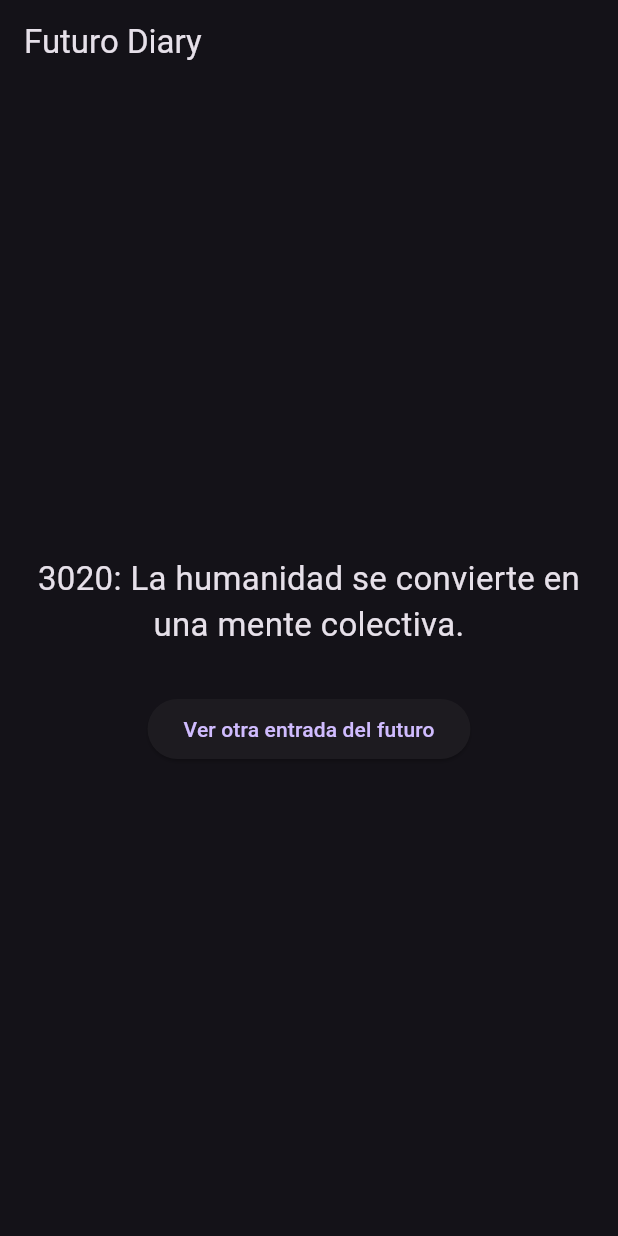
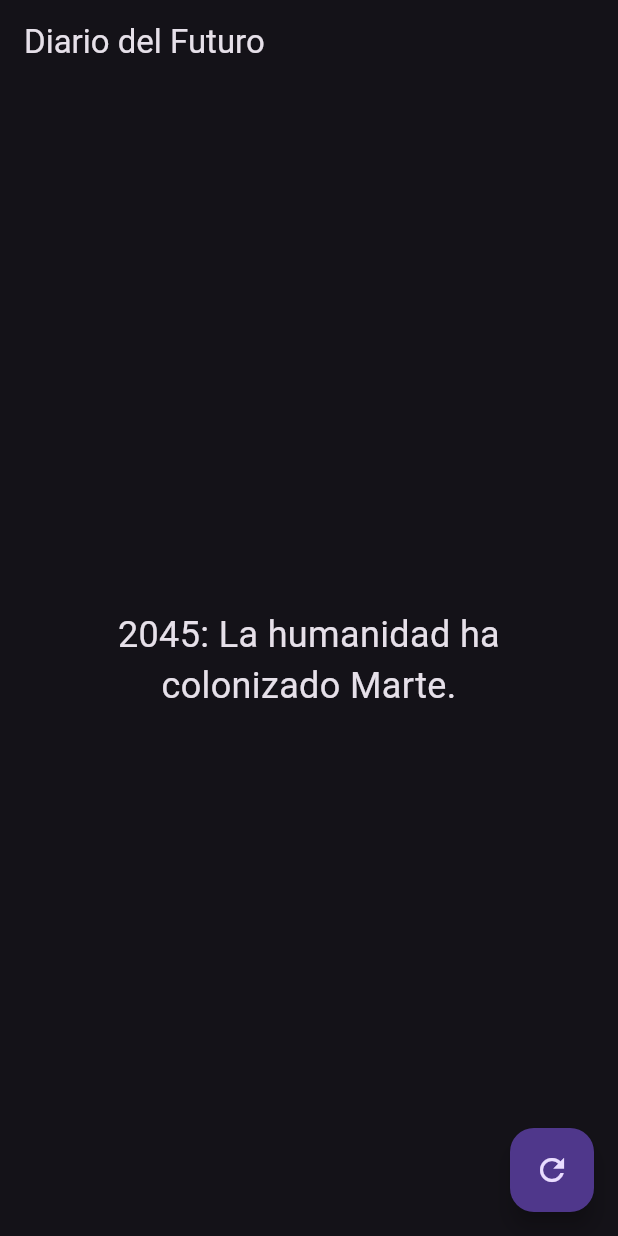
Before and after one commit to danyfusionadoklk/Futurediary, a Flutter app: the screen it shows after launch, on a phone screen of 412 x 824 dp. Run offline on Flutter 3.47's test engine with Material 3 defaults, Android fonts, the phone set to English and light mode, and no system bars.

Commit message:
Update main.dart

```diff
--- a/lib/main.dart
+++ b/lib/main.dart
@@ -2,71 +2,67 @@ import 'package:flutter/material.dart';
 import 'dart:math';
 
 void main() {
-  runApp(FuturoDiaryApp());
+  runApp(DiarioApp());
 }
 
-class FuturoDiaryApp extends StatelessWidget {
+class DiarioApp extends StatelessWidget {
   @override
   Widget build(BuildContext context) {
     return MaterialApp(
-      title: 'Futuro Diary',
+      title: 'Diario del Futuro',
       theme: ThemeData.dark(),
-      home: FuturoDiaryScreen(),
-      debugShowCheckedModeBanner: false,
+      home: DiarioFuturo(),
     );
   }
 }
 
-class FuturoDiaryScreen extends StatefulWidget {
+class DiarioFuturo extends StatefulWidget {
   @override
-  _FuturoDiaryScreenState createState() => _FuturoDiaryScreenState();
+  _DiarioFuturoState createState() => _DiarioFuturoState();
 }
 
-class _FuturoDiaryScreenState extends State<FuturoDiaryScreen> {
-  final List<String> futureEntries = [
-    "2045: Las ciudades flotantes comienzan a operar.",
-    "2099: Primer contacto confirmado con una civilización interestelar.",
-    "3020: La humanidad se convierte en una mente colectiva.",
-    "2178: Se establece la primera colonia estable en Titán.",
-    "2301: La IA toma el control de las decisiones políticas.",
-    "2250: Vuelve la escritura a mano como arte sagrado.",
-    "2133: Una tormenta solar reinicia la tecnología global."
+class _DiarioFuturoState extends State<DiarioFuturo> {
+  final List<String> entradas = [
+    "2045: La humanidad ha colonizado Marte.",
+    "2101: Las máquinas sienten emociones.",
+    "2028: El primer presidente IA gobierna Europa.",
+    "2077: Los recuerdos pueden almacenarse digitalmente.",
+    "2033: Se descubre vida en una luna de Júpiter.",
   ];
 
-  String currentEntry = "";
+  String entradaActual = "";
 
-  void generateRandomEntry() {
+  void generarEntrada() {
     final random = Random();
     setState(() {
-      currentEntry = futureEntries[random.nextInt(futureEntries.length)];
+      entradaActual = entradas[random.nextInt(entradas.length)];
     });
   }
 
   @override
   void initState() {
     super.initState();
-    generateRandomEntry();
+    generarEntrada();
   }
 
   @override
   Widget build(BuildContext context) {
     return Scaffold(
-      appBar: AppBar(title: Text('Futuro Diary')),
+      appBar: AppBar(title: Text('Diario del Futuro')),
       body: Center(
         child: Padding(
-          padding: EdgeInsets.all(20),
-          child: Column(
-            mainAxisAlignment: MainAxisAlignment.center,
-            children: [
-              Text(currentEntry, textAlign: TextAlign.center, style: TextStyle(fontSize: 22)),
-              SizedBox(height: 30),
-              ElevatedButton(
-                onPressed: generateRandomEntry,
-                child: Text('Ver otra entrada del futuro'),
-              )
-            ],
+          padding: const EdgeInsets.all(20.0),
+          child: Text(
+            entradaActual,
+            style: TextStyle(fontSize: 24),
+            textAlign: TextAlign.center,
           ),
         ),
+      ),
+      floatingActionButton: FloatingActionButton(
+        onPressed: generarEntrada,
+        child: Icon(Icons.refresh),
+        tooltip: 'Nueva entrada',
       ),
     );
   }
```
